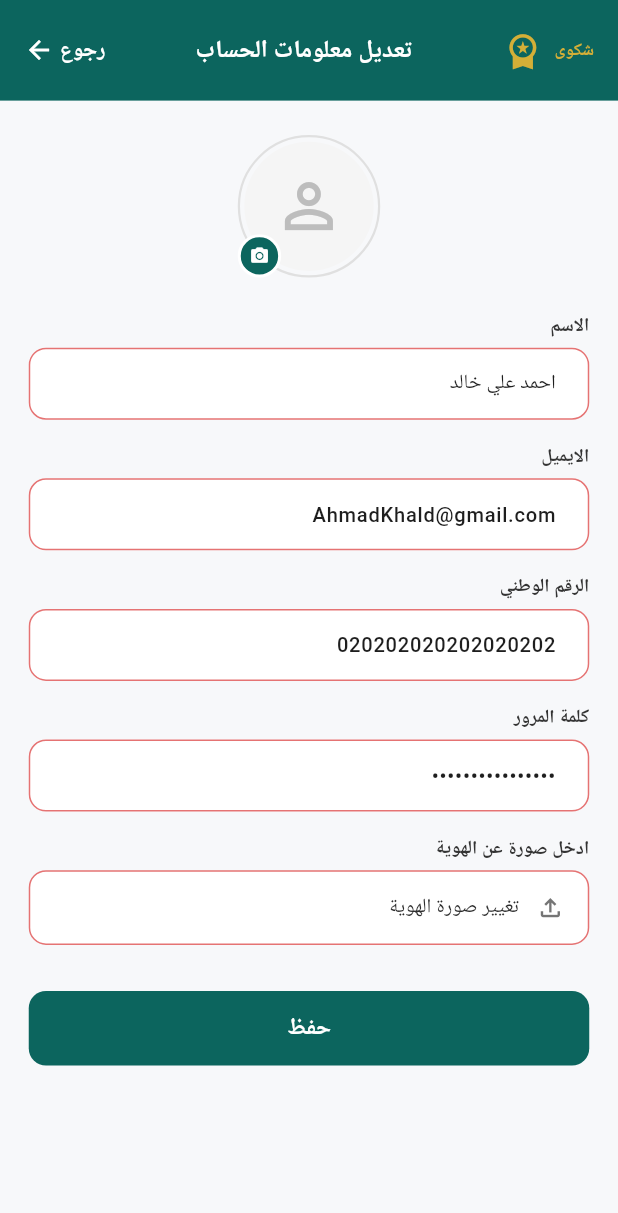
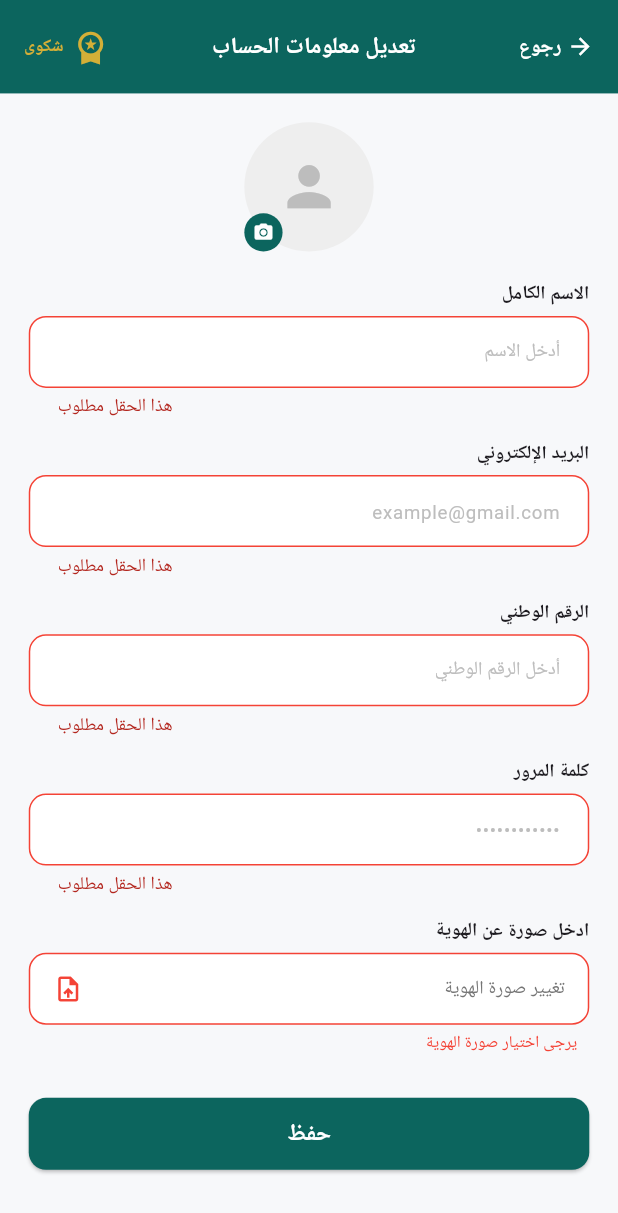
Before and after one commit to bayanalissa774-bit/shakwa_app, a Flutter app: the UpdateAccountPage screen opened directly, after a tap on "حفظ", on a phone screen of 412 x 824 dp. Shown: the top 1213 px of the screen. Run offline on Flutter 3.47's test engine with Material 3 defaults, Android fonts, the light colour scheme and no system bars; our stand-ins replace google_fonts, image_picker; Roboto replaces fonts that are missing (Tajawal).

Commit message:
عدلت الاتجاهات وخلصت ال ui

```diff
--- a/lib/features/profile/presentation/pages/update_account_page.dart
+++ b/lib/features/profile/presentation/pages/update_account_page.dart
@@ -14,104 +14,95 @@ class UpdateAccountPage extends StatefulWidget {
 }
 
 class _UpdateAccountPageState extends State<UpdateAccountPage> {
+  final _formKey = GlobalKey<FormState>();
   File? _idImage;
   File? _profileImage;
+  bool _submitted = false;
 
-  final TextEditingController _nameController = TextEditingController(
-    text: 'احمد علي خالد',
-  );
-  final TextEditingController _emailController = TextEditingController(
-    text: 'AhmadKhald@gmail.com',
-  );
-  final TextEditingController _nationalIdController = TextEditingController(
-    text: '020202020202020202',
-  );
-  final TextEditingController _passwordController = TextEditingController(
-    text: '****************',
-  );
+  final _nameCtrl = TextEditingController();
+  final _emailCtrl = TextEditingController();
+  final _nationalIdCtrl = TextEditingController();
+  final _passwordCtrl = TextEditingController();
 
-  Future<void> _pickIdImage() async {
-    final ImagePicker picker = ImagePicker();
-    final XFile? image = await picker.pickImage(source: ImageSource.gallery);
-    if (image != null) {
+  @override
+  void dispose() {
+    _nameCtrl.dispose();
+    _emailCtrl.dispose();
+    _nationalIdCtrl.dispose();
+    _passwordCtrl.dispose();
+    super.dispose();
+  }
+
+  Future<void> _pickImage(bool isId) async {
+    final picked = await ImagePicker().pickImage(source: ImageSource.gallery);
+    if (picked != null) {
       setState(() {
-        _idImage = File(image.path);
+        if (isId) {
+          _idImage = File(picked.path);
+        } else {
+          _profileImage = File(picked.path);
+        }
       });
     }
   }
 
-  Future<void> _pickProfileImage() async {
-    final ImagePicker picker = ImagePicker();
-    final XFile? image = await picker.pickImage(source: ImageSource.gallery);
-    if (image != null) {
-      setState(() {
-        _profileImage = File(image.path);
-      });
+  void _save() {
+    setState(() => _submitted = true);
+    if (_formKey.currentState!.validate() && _idImage != null) {
+      ScaffoldMessenger.of(context).showSnackBar(
+        SnackBar(
+          content: Text(
+            'تم تعديل المعلومات بنجاح',
+            style: GoogleFonts.tajawal(fontWeight: FontWeight.bold),
+          ),
+          backgroundColor: const Color(0xFF0C655E),
+          behavior: SnackBarBehavior.floating,
+        ),
+      );
+      Future.delayed(
+        const Duration(milliseconds: 1200),
+        () => Navigator.pop(context),
+      );
     }
   }
 
   @override
-  void dispose() {
-    _nameController.dispose();
-    _emailController.dispose();
-    _nationalIdController.dispose();
-    _passwordController.dispose();
-    super.dispose();
-  }
+  Widget build(BuildContext context) {
+    final scale = MediaQuery.of(context).size.width / 430.0;
+    const primary = Color(0xFF0C655E);
+    const gold = Color(0xFFD4AF37);
 
-  @override
-  Widget build(BuildContext context) {
-    final double scale = MediaQuery.of(context).size.width / 430.0;
-    const Color primaryColor = Color(0xFF0C655E);
-    const Color goldColor = Color(0xFFD4AF37);
-
-    return Directionality(
-      textDirection: TextDirection.rtl,
-      child: Scaffold(
+    return Scaffold(
       backgroundColor: const Color(0xFFF7F8FA),
       appBar: AppBar(
-          backgroundColor: primaryColor,
-          elevation: 0,
+        backgroundColor: primary,
         automaticallyImplyLeading: false,
-          toolbarHeight: 70 * scale,
+        toolbarHeight: 65 * scale,
         title: Row(
           mainAxisAlignment: MainAxisAlignment.spaceBetween,
           children: [
-              // الشعار والعنوان في اليسار (حسب التصميم)
             Row(
-                children: [
-                  Column(
-                    crossAxisAlignment: CrossAxisAlignment.end,
-                    mainAxisAlignment: MainAxisAlignment.center,
               children: [
                 Text(
                   'شكوى',
                   style: GoogleFonts.tajawal(
                     fontSize: 12 * scale,
-                          color: goldColor,
+                    color: gold,
                     fontWeight: FontWeight.bold,
                   ),
                 ),
+                SizedBox(width: 6 * scale),
+                Icon(Icons.workspace_premium, color: gold, size: 26 * scale),
               ],
             ),
-                  SizedBox(width: 8 * scale),
-                  Icon(
-                    Icons.workspace_premium,
-                    color: goldColor,
-                    size: 28 * scale,
-                  ),
-                ],
-              ),
-              // عنوان الشاشة في المنتصف
             Text(
               'تعديل معلومات الحساب',
               style: GoogleFonts.tajawal(
-                  fontSize: 17 * scale,
+                fontSize: 16 * scale,
                 color: Colors.white,
                 fontWeight: FontWeight.bold,
               ),
             ),
-              // زر رجوع في اليمين
             InkWell(
               onTap: () => Navigator.pop(context),
               child: Row(
@@ -119,7 +110,7 @@ class _UpdateAccountPageState extends State<UpdateAccountPage> {
                   Text(
                     'رجوع',
                     style: GoogleFonts.tajawal(
-                        fontSize: 15 * scale,
+                      fontSize: 14 * scale,
                       color: Colors.white,
                       fontWeight: FontWeight.bold,
                     ),
@@ -128,7 +119,7 @@ class _UpdateAccountPageState extends State<UpdateAccountPage> {
                   const Icon(
                     Icons.arrow_forward,
                     color: Colors.white,
-                      size: 20,
+                    size: 18,
                   ),
                 ],
               ),
@@ -137,131 +128,118 @@ class _UpdateAccountPageState extends State<UpdateAccountPage> {
         ),
       ),
       body: SingleChildScrollView(
-          physics: const BouncingScrollPhysics(),
-          padding: EdgeInsets.symmetric(
-            horizontal: 20 * scale,
-            vertical: 24 * scale,
-          ),
+        padding: EdgeInsets.all(20 * scale),
+        child: Form(
+          key: _formKey,
           child: Column(
             children: [
-              // صورة البروفايل الدائرية بالأعلى
               Center(
                 child: Stack(
                   alignment: Alignment.bottomLeft,
                   children: [
-                    Container(
-                      padding: EdgeInsets.all(3 * scale),
-                      decoration: BoxDecoration(
-                        shape: BoxShape.circle,
-                        border: Border.all(
-                          color: Colors.grey.shade300,
-                          width: 1.5,
-                        ),
-                      ),
-                      child: CircleAvatar(
+                    CircleAvatar(
                       radius: 45 * scale,
-                        backgroundColor: Colors.grey.shade100,
+                      backgroundColor: Colors.grey.shade200,
                       backgroundImage: _profileImage != null
                           ? FileImage(_profileImage!)
                           : null,
                       child: _profileImage == null
                           ? Icon(
-                                Icons.person_outline,
-                                size: 50 * scale,
+                              Icons.person,
+                              size: 45 * scale,
                               color: Colors.grey.shade400,
                             )
                           : null,
                     ),
-                    ),
                     InkWell(
-                      onTap: _pickProfileImage,
+                      onTap: () => _pickImage(false),
                       child: Container(
                         padding: EdgeInsets.all(6 * scale),
-                        decoration: BoxDecoration(
-                          color: primaryColor,
+                        decoration: const BoxDecoration(
+                          color: primary,
                           shape: BoxShape.circle,
-                          border: Border.all(color: Colors.white, width: 2),
                         ),
-                        child: Icon(
+                        child: const Icon(
                           Icons.camera_alt,
                           color: Colors.white,
-                          size: 14 * scale,
+                          size: 14,
                         ),
                       ),
                     ),
                   ],
                 ),
               ),
-              SizedBox(height: 24 * scale),
+              SizedBox(height: 20 * scale),
 
-              // حقل الاسم
-              _buildTextFieldLabel('الاسم', scale),
-              SizedBox(height: 6 * scale),
-              _buildCustomTextField(_nameController, false, scale),
-              SizedBox(height: 16 * scale),
+              _field('الاسم الكامل', _nameCtrl, 'أدخل الاسم', scale),
+              _field(
+                'البريد الإلكتروني',
+                _emailCtrl,
+                'example@gmail.com',
+                scale,
+                type: TextInputType.emailAddress,
+              ),
+              _field(
+                'الرقم الوطني',
+                _nationalIdCtrl,
+                'أدخل الرقم الوطني',
+                scale,
+                type: TextInputType.number,
+              ),
+              _field(
+                'كلمة المرور',
+                _passwordCtrl,
+                '••••••••••••',
+                scale,
+                obscure: true,
+              ),
 
-              // حقل الايميل
-              _buildTextFieldLabel('الايميل', scale),
-              SizedBox(height: 6 * scale),
-              _buildCustomTextField(
-                _emailController,
-                false,
-                scale,
-                keyboardType: TextInputType.emailAddress,
+              Align(
+                alignment: Alignment.centerRight,
+                child: Text(
+                  'ادخل صورة عن الهوية',
+                  style: GoogleFonts.tajawal(
+                    fontSize: 13 * scale,
+                    fontWeight: FontWeight.bold,
                   ),
-              SizedBox(height: 16 * scale),
-
-              // حقل الرقم الوطني
-              _buildTextFieldLabel('الرقم الوطني', scale),
-              SizedBox(height: 6 * scale),
-              _buildCustomTextField(
-                _nationalIdController,
-                false,
-                scale,
-                keyboardType: TextInputType.number,
                 ),
-              SizedBox(height: 16 * scale),
-
-              // حقل كلمة المرور
-              _buildTextFieldLabel('كلمة المرور', scale),
-              SizedBox(height: 6 * scale),
-              _buildCustomTextField(_passwordController, true, scale),
-              SizedBox(height: 16 * scale),
-
-              // رفع صورة الهوية
-              _buildTextFieldLabel('ادخل صورة عن الهوية', scale),
+              ),
               SizedBox(height: 6 * scale),
               GestureDetector(
-                onTap: _pickIdImage,
+                onTap: () => _pickImage(true),
                 child: Container(
-                  height: 52 * scale,
+                  height: 50 * scale,
                   padding: EdgeInsets.symmetric(horizontal: 16 * scale),
                   decoration: BoxDecoration(
                     color: Colors.white,
                     borderRadius: BorderRadius.circular(12 * scale),
                     border: Border.all(
-                      color: const Color(0xFFE57373),
-                      width: 1,
-                    ), // إطار أحمر مطابق للصورة
+                      color: (_submitted && _idImage == null)
+                          ? Colors.red
+                          : Colors.grey.shade300,
+                    ),
                   ),
                   child: Row(
                     children: [
                       Icon(
-                        Icons.file_upload_outlined,
-                        color: Colors.grey.shade600,
-                        size: 20 * scale,
+                        Icons.upload_file,
+                        color: (_submitted && _idImage == null)
+                            ? Colors.red
+                            : primary,
+                        size: 20,
                       ),
                       SizedBox(width: 12 * scale),
                       Expanded(
                         child: Text(
                           _idImage != null
-                              ? 'تم اختيار صورة الهوية'
+                              ? 'تم اختيار صورة الهوية بنجاح'
                               : 'تغيير صورة الهوية',
                           textAlign: TextAlign.right,
                           style: GoogleFonts.tajawal(
-                            fontSize: 14 * scale,
-                            color: const Color(0xFF2D2D2D),
-                            fontWeight: FontWeight.w500,
+                            fontSize: 13 * scale,
+                            color: _idImage != null
+                                ? primary
+                                : Colors.grey.shade600,
                           ),
                         ),
                       ),
@@ -269,20 +247,32 @@ class _UpdateAccountPageState extends State<UpdateAccountPage> {
                   ),
                 ),
               ),
-              SizedBox(height: 32 * scale),
+              if (_submitted && _idImage == null)
+                Padding(
+                  padding: const EdgeInsets.only(top: 4, right: 8),
+                  child: Align(
+                    alignment: Alignment.centerRight,
+                    child: Text(
+                      'يرجى اختيار صورة الهوية',
+                      style: GoogleFonts.tajawal(
+                        fontSize: 11,
+                        color: Colors.red,
+                      ),
+                    ),
+                  ),
+                ),
 
-              // زر حفظ
+              SizedBox(height: 30 * scale),
               SizedBox(
                 width: double.infinity,
-                height: 52 * scale,
+                height: 50 * scale,
                 child: ElevatedButton(
-                  onPressed: () {},
+                  onPressed: _save,
                   style: ElevatedButton.styleFrom(
-                    backgroundColor: primaryColor,
+                    backgroundColor: primary,
                     shape: RoundedRectangleBorder(
                       borderRadius: BorderRadius.circular(12 * scale),
                     ),
-                    elevation: 0,
                   ),
                   child: Text(
                     'حفظ',
@@ -301,55 +291,67 @@ class _UpdateAccountPageState extends State<UpdateAccountPage> {
     );
   }
 
-  Widget _buildTextFieldLabel(String label, double scale) {
-    return Align(
-      alignment: Alignment.centerRight,
-      child: Text(
+  Widget _field(
+    String label,
+    TextEditingController ctrl,
+    String hint,
+    double scale, {
+    bool obscure = false,
+    TextInputType type = TextInputType.text,
+  }) {
+    return Column(
+      crossAxisAlignment: CrossAxisAlignment.end,
+      children: [
+        Text(
           label,
           style: GoogleFonts.tajawal(
             fontSize: 13 * scale,
             fontWeight: FontWeight.bold,
-          color: const Color(0xFF333333),
           ),
         ),
-    );
-  }
-
-  Widget _buildCustomTextField(
-    TextEditingController controller,
-    bool obscureText,
-    double scale, {
-    TextInputType keyboardType = TextInputType.text,
-  }) {
-    return TextField(
-      controller: controller,
-      obscureText: obscureText,
-      keyboardType: keyboardType,
+        SizedBox(height: 6 * scale),
+        TextFormField(
+          controller: ctrl,
+          obscureText: obscure,
+          keyboardType: type,
           textAlign: TextAlign.right,
-      style: GoogleFonts.tajawal(
-        fontSize: 14 * scale,
-        color: const Color(0xFF1E1E1E),
-        fontWeight: FontWeight.w500,
-      ),
+          style: GoogleFonts.tajawal(fontSize: 14 * scale),
           decoration: InputDecoration(
             filled: true,
             fillColor: Colors.white,
+            hintText: hint,
+            hintStyle: GoogleFonts.tajawal(
+              fontSize: 13 * scale,
+              color: Colors.grey.shade400,
+            ),
             contentPadding: EdgeInsets.symmetric(
               horizontal: 16 * scale,
               vertical: 14 * scale,
             ),
             enabledBorder: OutlineInputBorder(
               borderRadius: BorderRadius.circular(12 * scale),
-          borderSide: const BorderSide(
-            color: Color(0xFFE57373),
-            width: 1,
-          ), // إطار أحمر مطابق للفيجما
+              borderSide: BorderSide(color: Colors.grey.shade300),
             ),
             focusedBorder: OutlineInputBorder(
               borderRadius: BorderRadius.circular(12 * scale),
-          borderSide: const BorderSide(color: Color(0xFF0C655E), width: 1.5),
+              borderSide: const BorderSide(
+                color: Color(0xFF0C655E),
+                width: 1.5,
               ),
             ),
+            errorBorder: OutlineInputBorder(
+              borderRadius: BorderRadius.circular(12 * scale),
+              borderSide: const BorderSide(color: Colors.red),
+            ),
+            focusedErrorBorder: OutlineInputBorder(
+              borderRadius: BorderRadius.circular(12 * scale),
+              borderSide: const BorderSide(color: Colors.red, width: 1.5),
+            ),
+          ),
+          validator: (v) => v == null || v.isEmpty ? 'هذا الحقل مطلوب' : null,
+        ),
+        SizedBox(height: 14 * scale),
+      ],
     );
   }
 }
```
Lines whose indentation alone changed are shown as unchanged.
